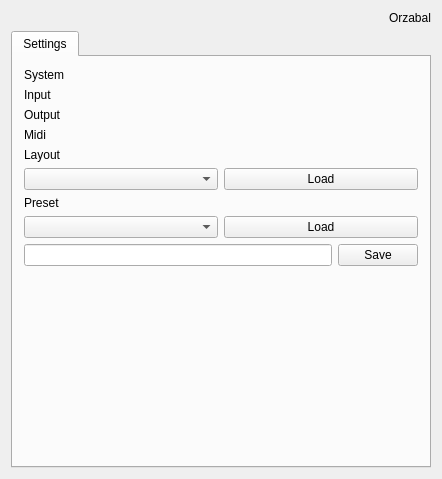
Above: src/qt/MainWindow.ui from chuckfairy/Orzabal before the change. Below: the same form after it.
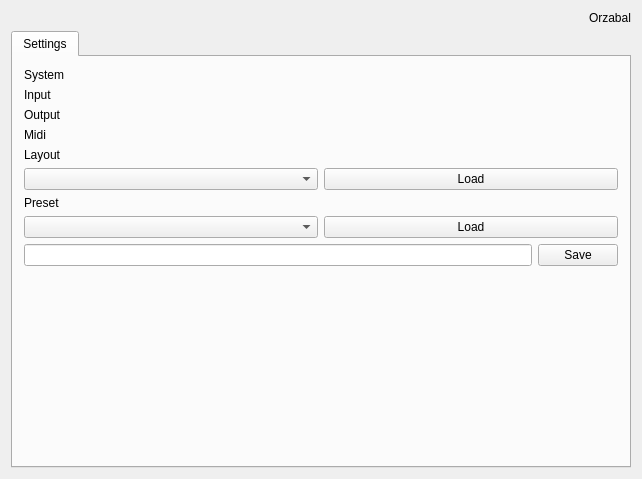
That is the form after the change.

Diff of the .ui file:
```diff
--- a/src/qt/MainWindow.ui
+++ b/src/qt/MainWindow.ui
@@ -6,7 +6,7 @@
    <rect>
     <x>0</x>
     <y>0</y>
-    <width>442</width>
+    <width>642</width>
     <height>479</height>
    </rect>
   </property>
```
